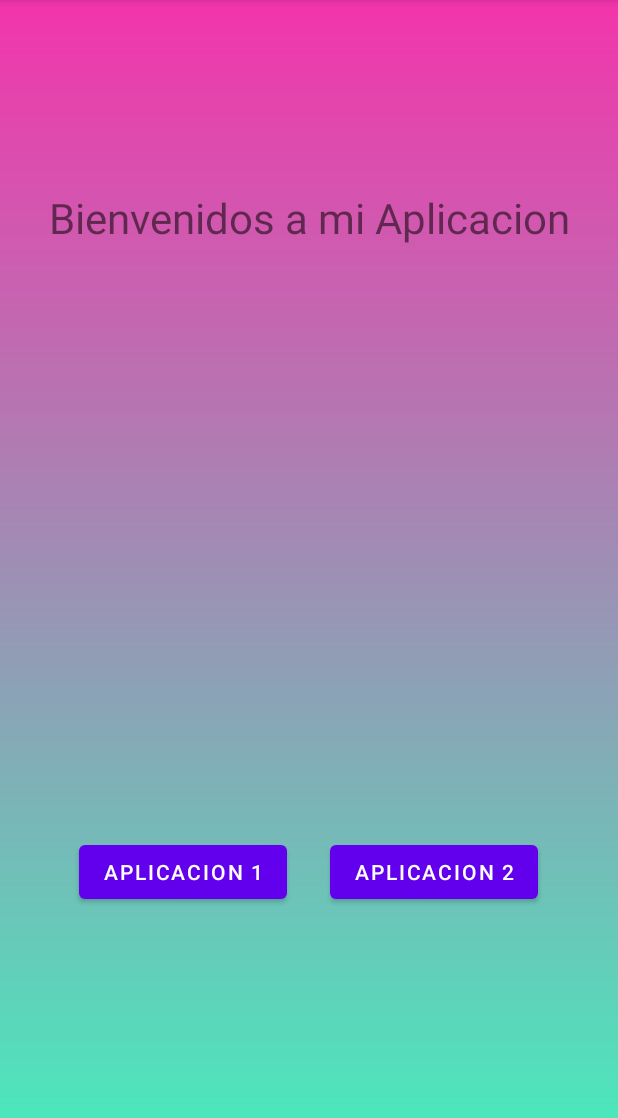
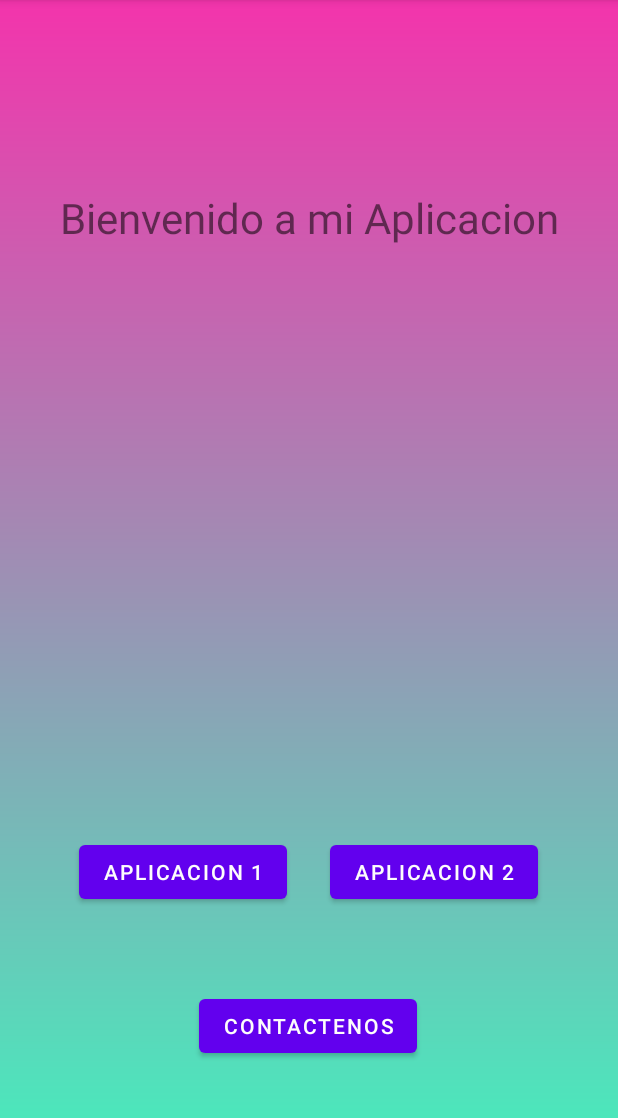
Before and after one commit to GianFaggi/aplicacion_movil_gian, an Android app: the screen it shows after launch (MainActivity_Menu), on a phone screen of 412 x 824 dp, the part 84-1202 px from its top. Run offline under Robolectric (Android 15) with nearby library versions, the phone set to English and light mode, and no system bars.

Commit message:
Se genero una vista Contactenos, y se le agrego las opciones de marcado telefonico y mail, dejamos pendiente la incorporacion de git

```diff
--- a/app/src/main/java/com/example/aplicacion_movil_gian/MainActivity2.java
+++ b/app/src/main/java/com/example/aplicacion_movil_gian/MainActivity2.java
@@ -8,7 +8,9 @@ import android.widget.Button;
 import android.widget.EditText;
 import android.widget.RadioButton;
 import android.widget.TextView;
-import android.widget.Toast;
+
+/*import android.widget.Toast;
+*/
 
 public class MainActivity2 extends AppCompatActivity {
 
@@ -53,7 +55,7 @@ public class MainActivity2 extends AppCompatActivity {
 
         RBMainActivity_2_Dolar.setChecked(true);
         ETMainActivity_2_IngresoDinero.setText("");
-        TVMainActivity_2_Resultado.setText("resultado");
+        TVMainActivity_2_Resultado.setText("$$$");
 
     }
 
--- a/app/src/main/java/com/example/aplicacion_movil_gian/MainActivity_Menu.java
+++ b/app/src/main/java/com/example/aplicacion_movil_gian/MainActivity_Menu.java
@@ -12,7 +12,7 @@ import android.widget.Toast;
 
 public class MainActivity_Menu extends AppCompatActivity {
 
-    private Button btn_activity_1, btn_activity_2;
+    private Button btnMenuActivity_1, btnMenuActivity_2, btnMenuActivity_Contactenos;
 
     @Override
     protected void onCreate(Bundle savedInstanceState) {
@@ -24,10 +24,11 @@ public class MainActivity_Menu extends AppCompatActivity {
     }
 
     private void findViews(){
-         btn_activity_1 = findViewById(R.id.btn_activity_1);
-         btn_activity_2 = findViewById(R.id.btn_activity_2);
+        btnMenuActivity_1           = findViewById(R.id.btnMenuActivity_1);
+        btnMenuActivity_2           = findViewById(R.id.btnMenuActivity_2);
+        btnMenuActivity_Contactenos = findViewById(R.id.btnMenuActivity_Contactenos);
 
-        btn_activity_1.setOnClickListener(new View.OnClickListener() {
+        btnMenuActivity_1.setOnClickListener(new View.OnClickListener() {
             @Override
             public void onClick(View view) {
                 Intent intent = new Intent(getBaseContext(), MainActivity.class);
@@ -35,13 +36,22 @@ public class MainActivity_Menu extends AppCompatActivity {
             }
         });
 
-        btn_activity_2.setOnClickListener(new View.OnClickListener() {
+        btnMenuActivity_2.setOnClickListener(new View.OnClickListener() {
             @Override
             public void onClick(View view) {
                 Intent intent = new Intent(getBaseContext(), MainActivity2.class);
                 startActivity(intent);
             }
         });
+
+        btnMenuActivity_Contactenos.setOnClickListener(new View.OnClickListener() {
+            @Override
+            public void onClick(View view) {
+                Intent intent = new Intent(getBaseContext(), Contactenos.class);
+                startActivity(intent);
+            }
+        });
+
 
 
     }
--- a/app/src/main/res/layout/activity_main.xml
+++ b/app/src/main/res/layout/activity_main.xml
@@ -110,7 +110,7 @@
         android:layout_height="48dp"
         android:autofillHints=""
         android:ems="10"
-        android:inputType="number"
+        android:inputType="numberSigned"
         app:layout_constraintEnd_toEndOf="parent"
         app:layout_constraintHorizontal_bias="0.498"
         app:layout_constraintStart_toStartOf="parent"
--- a/app/src/main/res/layout/activity_menu.xml
+++ b/app/src/main/res/layout/activity_menu.xml
@@ -20,30 +20,42 @@
         app:layout_constraintVertical_bias="0.173" />
 
     <Button
-        android:id="@+id/btn_activity_1"
+        android:id="@+id/btnMenuActivity_1"
         android:layout_width="wrap_content"
         android:layout_height="wrap_content"
         android:layout_marginTop="380dp"
         android:text="@string/aplicacion_1"
         app:layout_constraintBottom_toBottomOf="parent"
-        app:layout_constraintEnd_toStartOf="@+id/btn_activity_2"
+        app:layout_constraintEnd_toStartOf="@+id/btnMenuActivity_2"
         app:layout_constraintHorizontal_bias="0.645"
         app:layout_constraintStart_toStartOf="parent"
         app:layout_constraintTop_toBottomOf="@+id/Saludo"
         app:layout_constraintVertical_bias="0.075" />
 
     <Button
-        android:id="@+id/btn_activity_2"
+        android:id="@+id/btnMenuActivity_2"
         android:layout_width="wrap_content"
         android:layout_height="wrap_content"
         android:onClick="Vista"
         android:text="@string/aplicacion_2"
-        app:layout_constraintBottom_toBottomOf="@+id/btn_activity_1"
+        app:layout_constraintBottom_toBottomOf="@+id/btnMenuActivity_1"
         app:layout_constraintHorizontal_bias="0.805"
         app:layout_constraintLeft_toLeftOf="parent"
         app:layout_constraintRight_toRightOf="parent"
-        app:layout_constraintTop_toTopOf="@+id/btn_activity_1"
+        app:layout_constraintTop_toTopOf="@+id/btnMenuActivity_1"
         app:layout_constraintVertical_bias="0.0" />
+
+    <Button
+        android:id="@+id/btnMenuActivity_Contactenos"
+        android:layout_width="wrap_content"
+        android:layout_height="wrap_content"
+        android:text="@string/Contactenos"
+        app:layout_constraintBottom_toBottomOf="parent"
+        app:layout_constraintEnd_toEndOf="parent"
+        app:layout_constraintHorizontal_bias="0.498"
+        app:layout_constraintStart_toStartOf="parent"
+        app:layout_constraintTop_toBottomOf="@+id/Saludo"
+        app:layout_constraintVertical_bias="0.892" />
 
 
 </androidx.constraintlayout.widget.ConstraintLayout>
--- a/app/src/main/res/values/strings.xml
+++ b/app/src/main/res/values/strings.xml
@@ -16,5 +16,9 @@
     <string name="convertir">convertir</string>
     <string name="aplicacion_1">Aplicacion 1</string>
     <string name="aplicacion_2">Aplicacion 2</string>
-    <string name="Saludo">Bienvenidos a mi Aplicacion</string>
+    <string name="Saludo">Bienvenido a mi Aplicacion</string>
+    <string name="Contactenos">Contactenos</string>
+    <string name="Telefono">Telefono</string>
+    <string name="Mail">Mail</string>
+    <string name="GitHub">GitHub</string>
 </resources>
```
Also changed, not shown: app/src/main/AndroidManifest.xml (+10 -14 lines), app/src/main/java/com/example/aplicacion_movil_gian/Contactenos.java (added, +79 -0 lines), app/src/main/java/com/example/aplicacion_movil_gian/MainActivity.java (+7 -5 lines), app/src/main/res/layout/activity_contactenos.xml (added, +44 -0 lines), 2 other files.
